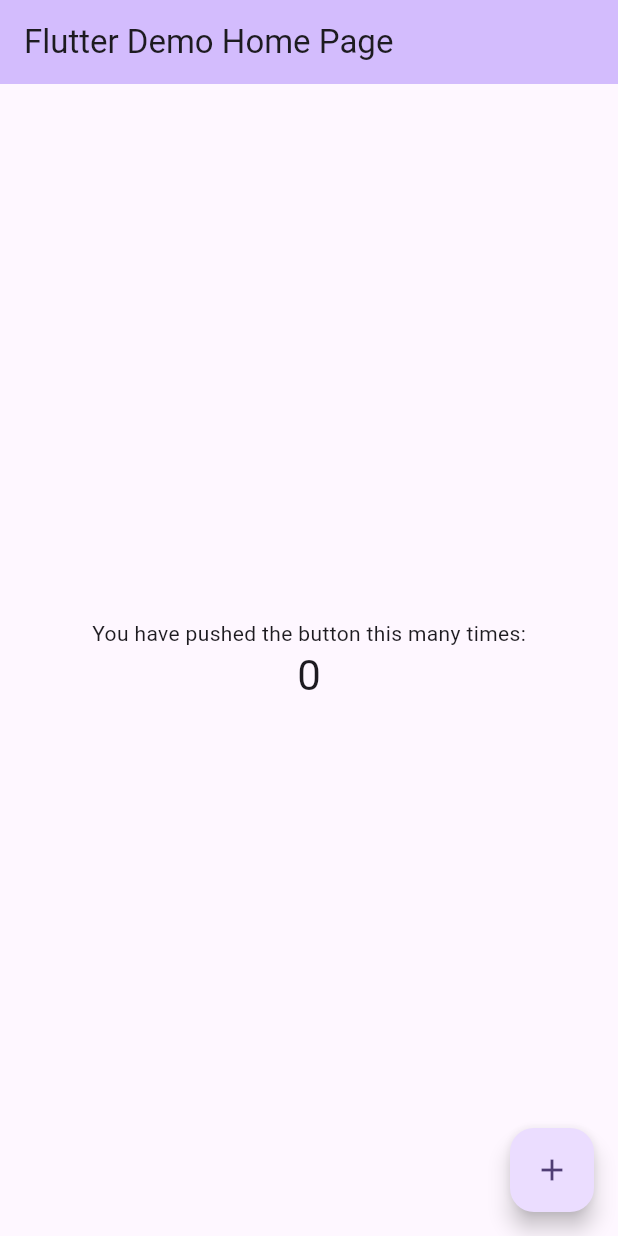
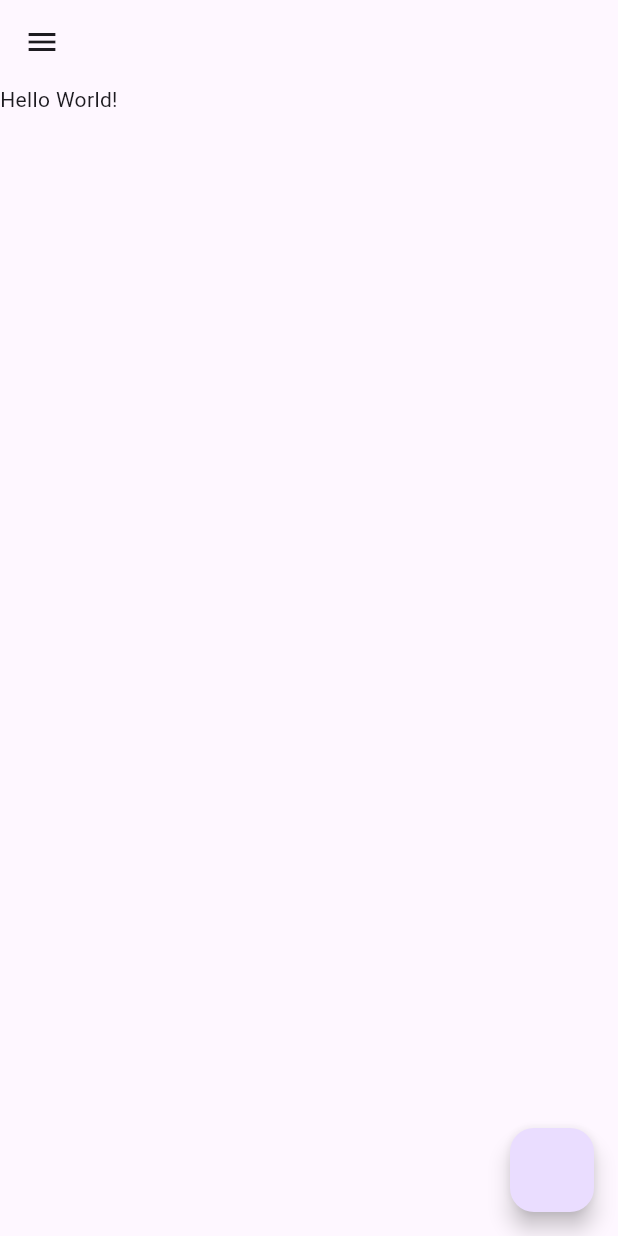
Before and after one commit to glorie-git/chat_app, a Flutter app: the screen it shows after launch, on a phone screen of 412 x 824 dp. Run offline on Flutter 3.47's test engine with Material 3 defaults, Android fonts, the phone set to English and light mode, and no system bars.

Commit message:
Adds ChatApp and LoginPage widgets

```diff
--- a/lib/main.dart
+++ b/lib/main.dart
@@ -1,125 +1,35 @@
 import 'package:flutter/material.dart';
 
 void main() {
-  runApp(const MyApp());
+  runApp(const ChatApp());
 }
 
-class MyApp extends StatelessWidget {
-  const MyApp({super.key});
+class ChatApp extends StatelessWidget {
+  const ChatApp({super.key});
 
-  // This widget is the root of your application.
   @override
   Widget build(BuildContext context) {
     return MaterialApp(
-      title: 'Flutter Demo',
       theme: ThemeData(
-        // This is the theme of your application.
-        //
-        // TRY THIS: Try running your application with "flutter run". You'll see
-        // the application has a purple toolbar. Then, without quitting the app,
-        // try changing the seedColor in the colorScheme below to Colors.green
-        // and then invoke "hot reload" (save your changes or press the "hot
-        // reload" button in a Flutter-supported IDE, or press "r" if you used
-        // the command line to start the app).
-        //
-        // Notice that the counter didn't reset back to zero; the application
-        // state is not lost during the reload. To reset the state, use hot
-        // restart instead.
-        //
-        // This works for code too, not just values: Most code changes can be
-        // tested with just a hot reload.
-        colorScheme: ColorScheme.fromSeed(seedColor: Colors.deepPurple),
-        useMaterial3: true,
+        primarySwatch: Colors.yellow,
       ),
-      home: const MyHomePage(title: 'Flutter Demo Home Page'),
+      home: LoginPage(),
     );
   }
 }
 
-class MyHomePage extends StatefulWidget {
-  const MyHomePage({super.key, required this.title});
-
-  // This widget is the home page of your application. It is stateful, meaning
-  // that it has a State object (defined below) that contains fields that affect
-  // how it looks.
-
-  // This class is the configuration for the state. It holds the values (in this
-  // case the title) provided by the parent (in this case the App widget) and
-  // used by the build method of the State. Fields in a Widget subclass are
-  // always marked "final".
-
-  final String title;
-
-  @override
-  State<MyHomePage> createState() => _MyHomePageState();
-}
-
-class _MyHomePageState extends State<MyHomePage> {
-  int _counter = 0;
-
-  void _incrementCounter() {
-    setState(() {
-      // This call to setState tells the Flutter framework that something has
-      // changed in this State, which causes it to rerun the build method below
-      // so that the display can reflect the updated values. If we changed
-      // _counter without calling setState(), then the build method would not be
-      // called again, and so nothing would appear to happen.
-      _counter++;
-    });
-  }
+class LoginPage extends StatelessWidget {
+  const LoginPage({super.key});
 
   @override
   Widget build(BuildContext context) {
-    // This method is rerun every time setState is called, for instance as done
-    // by the _incrementCounter method above.
-    //
-    // The Flutter framework has been optimized to make rerunning build methods
-    // fast, so that you can just rebuild anything that needs updating rather
-    // than having to individually change instances of widgets.
     return Scaffold(
-      appBar: AppBar(
-        // TRY THIS: Try changing the color here to a specific color (to
-        // Colors.amber, perhaps?) and trigger a hot reload to see the AppBar
-        // change color while the other colors stay the same.
-        backgroundColor: Theme.of(context).colorScheme.inversePrimary,
-        // Here we take the value from the MyHomePage object that was created by
-        // the App.build method, and use it to set our appbar title.
-        title: Text(widget.title),
-      ),
-      body: Center(
-        // Center is a layout widget. It takes a single child and positions it
-        // in the middle of the parent.
-        child: Column(
-          // Column is also a layout widget. It takes a list of children and
-          // arranges them vertically. By default, it sizes itself to fit its
-          // children horizontally, and tries to be as tall as its parent.
-          //
-          // Column has various properties to control how it sizes itself and
-          // how it positions its children. Here we use mainAxisAlignment to
-          // center the children vertically; the main axis here is the vertical
-          // axis because Columns are vertical (the cross axis would be
-          // horizontal).
-          //
-          // TRY THIS: Invoke "debug painting" (choose the "Toggle Debug Paint"
-          // action in the IDE, or press "p" in the console), to see the
-          // wireframe for each widget.
-          mainAxisAlignment: MainAxisAlignment.center,
-          children: <Widget>[
-            const Text(
-              'You have pushed the button this many times:',
-            ),
-            Text(
-              '$_counter',
-              style: Theme.of(context).textTheme.headlineMedium,
-            ),
-          ],
-        ),
-      ),
-      floatingActionButton: FloatingActionButton(
-        onPressed: _incrementCounter,
-        tooltip: 'Increment',
-        child: const Icon(Icons.add),
-      ), // This trailing comma makes auto-formatting nicer for build methods.
+      appBar: AppBar(),
+      drawer: Drawer(),
+      floatingActionButton: FloatingActionButton( onPressed: () {
+        print('Button pressed!');
+      },),
+      body: Text('Hello World!')
     );
   }
 }
```
Also changed, not shown: 1 other file.
